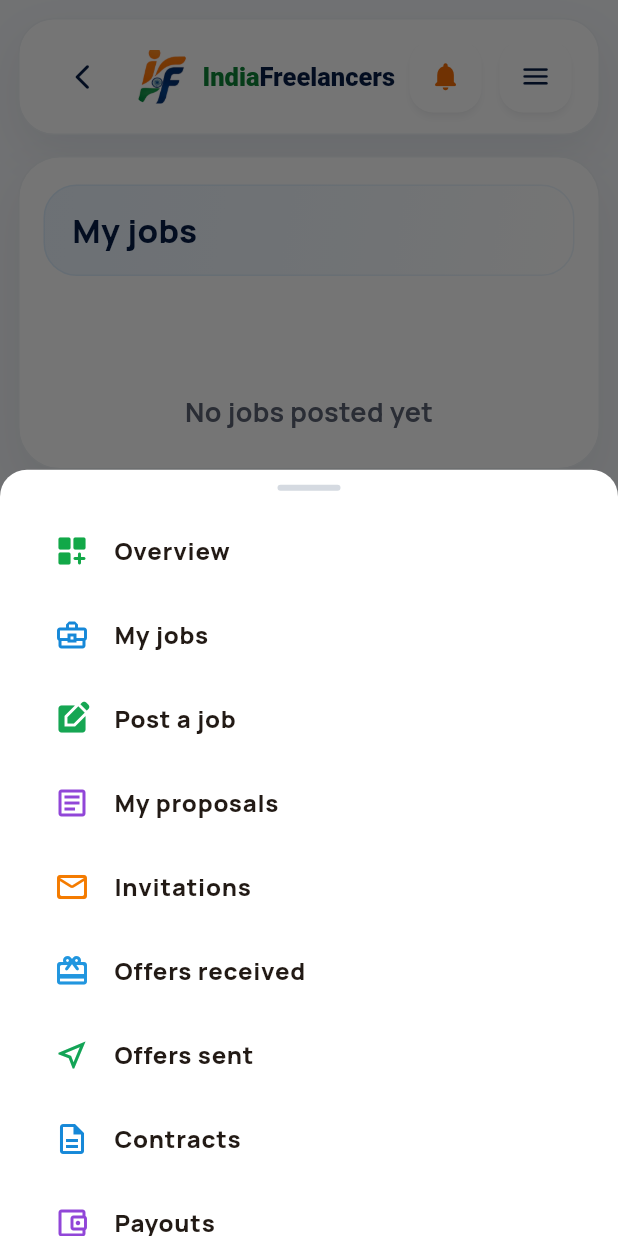
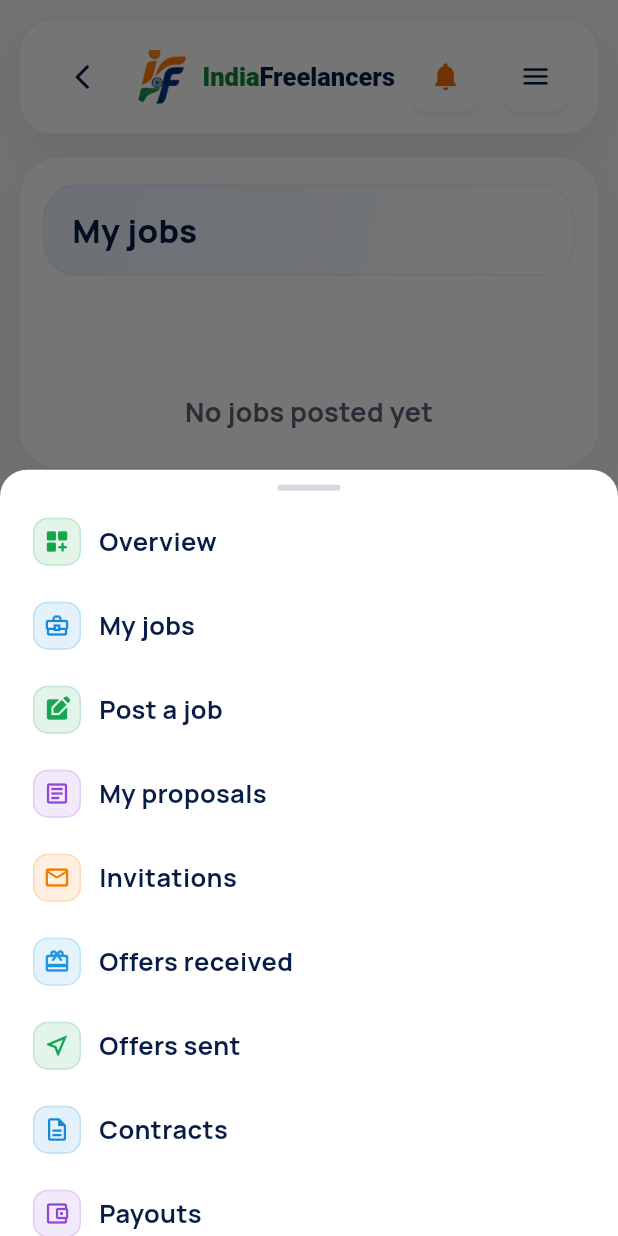
Before and after one commit to appengineer7/india_freelancers, a Flutter app: the _JobsFeedView screen opened directly with empty values, item 2 of the bottom bar chosen, after a tap on the "menu" icon, on a phone screen of 412 x 824 dp. Run offline on Flutter 3.47's test engine with Material 3 defaults, Android fonts, the phone set to English and light mode, and no system bars; our stand-ins replace google_fonts, shared_preferences; accounts and stored records are empty.

Commit message:
updated code

```diff
--- a/lib/dashboard/view/dashboard_screen.dart
+++ b/lib/dashboard/view/dashboard_screen.dart
@@ -447,44 +447,60 @@ class _TopBar extends StatelessWidget {
                         controller: scrollController,
                         padding: const EdgeInsets.fromLTRB(20, 0, 20, 20),
                         children: [
-                          ...DashboardPages.navItems.map(
-                            (item) => ListTile(
-                              leading: Icon(
-                                _iconSpec(item.kind).icon,
-                                color: _iconSpec(item.kind).color,
-                              ),
-                              title: Text(
-                                item.label,
-                                style: const TextStyle(
-                                  fontWeight: FontWeight.w800,
-                                  fontSize: 16,
+                          ...DashboardPages.navItems.map((item) {
+                            final spec = _iconSpec(item.kind);
+                            return Padding(
+                              padding: const EdgeInsets.only(bottom: 12),
+                              child: Material(
+                                color: Colors.transparent,
+                                child: InkWell(
+                                  borderRadius: BorderRadius.circular(14),
+                                  onTap: () {
+                                    Navigator.pop(ctx);
+                                    Navigator.of(context).pushNamed(item.route);
+                                  },
+                                  child: Padding(
+                                    padding: const EdgeInsets.symmetric(
+                                      vertical: 6,
+                                      horizontal: 2,
+                                    ),
+                                    child: Row(
+                                      children: [
+                                        Container(
+                                          width: 32,
+                                          height: 32,
+                                          decoration: BoxDecoration(
+                                            color: spec.color.withValues(alpha: 0.12),
+                                            borderRadius: BorderRadius.circular(10),
+                                            border: Border.all(
+                                              color: spec.color.withValues(alpha: 0.18),
+                                            ),
+                                          ),
+                                          child: Icon(
+                                            spec.icon,
+                                            color: spec.color,
+                                            size: 18,
+                                          ),
+                                        ),
+                                        const SizedBox(width: 12),
+                                        Expanded(
+                                          child: Text(
+                                            item.label,
+                                            style: TextStyle(
+                                              color: AppColors.navy,
+                                              fontWeight: FontWeight.w700,
+                                              fontSize: 17,
+                                              height: 1.25,
+                                            ),
+                                          ),
+                                        ),
+                                      ],
+                                    ),
+                                  ),
                                 ),
                               ),
-                              onTap: () {
-                                Navigator.pop(ctx);
-                                Navigator.of(context).pushNamed(item.route);
-                              },
-                            ),
-                          ),
-                          const Divider(height: 18),
-                          ListTile(
-                            leading: const Icon(
-                              Icons.logout_rounded,
-                              color: AppColors.green,
-                            ),
-                            title: const Text(
-                              'Sign out',
-                              style: TextStyle(
-                                color: AppColors.green,
-                                fontWeight: FontWeight.w900,
-                                fontSize: 16,
-                              ),
-                            ),
-                            onTap: () {
-                              Navigator.pop(ctx);
-                              onSignOut();
-                            },
-                          ),
+                            );
+                          }),
                         ],
                       ),
                     ),
@@ -653,6 +669,39 @@ class _PageHero extends StatelessWidget {
   @override
   Widget build(BuildContext context) {
     final compact = MediaQuery.sizeOf(context).width < 560;
+
+    if (page.kind == DashboardPageKind.payouts) {
+      return Padding(
+        padding: EdgeInsets.only(bottom: compact ? 16 : 20),
+        child: Column(
+          crossAxisAlignment: CrossAxisAlignment.start,
+          children: [
+            Text(
+              page.title,
+              style: TextStyle(
+                color: AppColors.navy,
+                fontSize: compact ? 28 : 34,
+                fontWeight: FontWeight.w800,
+                letterSpacing: -0.8,
+              ),
+            ),
+            if (page.description != null) ...[
+              SizedBox(height: compact ? 8 : 10),
+              Text(
+                page.description!,
+                style: TextStyle(
+                  color: AppColors.ink500,
+                  fontSize: compact ? 14 : 16,
+                  height: 1.45,
+                  fontWeight: FontWeight.w500,
+                ),
+              ),
+            ],
+          ],
+        ),
+      );
+    }
+
     final spec = _iconSpec(page.kind);
     return Container(
       width: double.infinity,
@@ -863,17 +912,44 @@ class _PayoutsPanel extends StatelessWidget {
             "You haven't connected a payout account yet.",
             style: TextStyle(
               color: AppColors.ink700,
-              fontSize: compact ? 19 : 24,
-              height: 1.45,
+              fontSize: compact ? 17 : 20,
+              height: 1.4,
               fontWeight: FontWeight.w600,
             ),
           ),
-          SizedBox(height: compact ? 22 : 26),
-          _GreenButton(
-            label: 'Connect with Stripe',
-            large: true,
-            compact: compact,
-            onTap: () {},
+          SizedBox(height: compact ? 14 : 18),
+          // compact connect button but ensure full text fits by scaling down if needed
+          Align(
+            alignment: Alignment.centerLeft,
+            child: Material(
+              color: AppColors.green,
+              borderRadius: BorderRadius.circular(12),
+              elevation: 6,
+              shadowColor: AppColors.green.withValues(alpha: 0.28),
+              child: InkWell(
+                borderRadius: BorderRadius.circular(12),
+                onTap: () {},
+                child: Container(
+                  padding: EdgeInsets.symmetric(
+                    horizontal: compact ? 18 : 22,
+                    vertical: compact ? 10 : 12,
+                  ),
+                  constraints: BoxConstraints(minWidth: compact ? 160 : 200),
+                  child: FittedBox(
+                    fit: BoxFit.scaleDown,
+                    alignment: Alignment.centerLeft,
+                    child: Text(
+                      'Connect with Stripe',
+                      style: TextStyle(
+                        color: Colors.white,
+                        fontSize: compact ? 16 : 18,
+                        fontWeight: FontWeight.w800,
+                      ),
+                    ),
+                  ),
+                ),
+              ),
+            ),
           ),
         ],
       ),
--- a/lib/jobs/view/jobs_screen.dart
+++ b/lib/jobs/view/jobs_screen.dart
@@ -1453,12 +1453,17 @@ class _JobCardContainer extends StatelessWidget {
                       ),
                     ),
                     const Spacer(),
-                    Text(
-                      job.location,
-                      style: const TextStyle(
-                        color: AppColors.ink500,
-                        fontSize: 12,
-                        fontWeight: FontWeight.w600,
+                    Flexible(
+                      child: Text(
+                        job.location,
+                        maxLines: 1,
+                        overflow: TextOverflow.ellipsis,
+                        textAlign: TextAlign.right,
+                        style: const TextStyle(
+                          color: AppColors.ink500,
+                          fontSize: 12,
+                          fontWeight: FontWeight.w600,
+                        ),
                       ),
                     ),
                   ],
```
